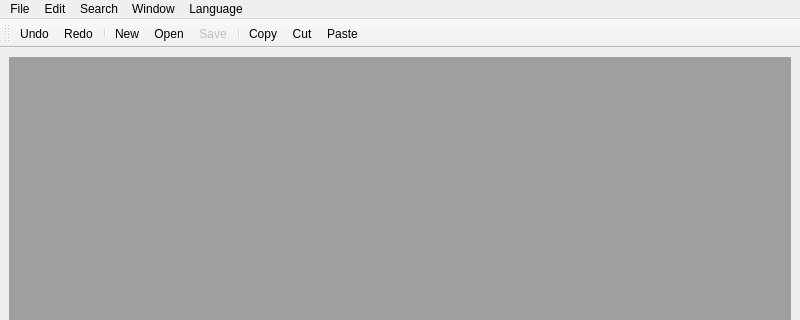
Above: mainwindow.ui from sablikj/rich-text-edit before the change; both pictures show x 0 to 800 and y 0 to 320 of the 800 by 600 pixel window. Below: the same form after it.
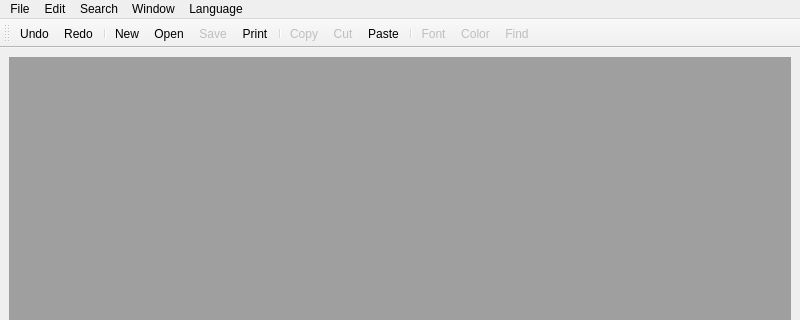
That is the form after the change. Icons and pictures are not drawn.

Commit message: Added font and color options, print functionality

What changed in the file:
```diff
--- a/mainwindow.ui
+++ b/mainwindow.ui
@@ -118,10 +118,15 @@
    <addaction name="actionNew"/>
    <addaction name="actionOpen"/>
    <addaction name="actionSave"/>
+   <addaction name="actionPrint"/>
    <addaction name="separator"/>
    <addaction name="actionCopy"/>
    <addaction name="actionCut"/>
    <addaction name="actionPaste"/>
+   <addaction name="separator"/>
+   <addaction name="actionFont"/>
+   <addaction name="actionColor"/>
+   <addaction name="actionFind"/>
   </widget>
   <action name="actionEnglish">
    <property name="checkable">
@@ -227,6 +232,9 @@
    </property>
   </action>
   <action name="actionCut">
+   <property name="enabled">
+    <bool>false</bool>
+   </property>
    <property name="icon">
     <iconset resource="resources.qrc">
      <normaloff>:/images/cut.png</normaloff>:/images/cut.png</iconset>
@@ -239,6 +247,9 @@
    </property>
   </action>
   <action name="actionCopy">
+   <property name="enabled">
+    <bool>false</bool>
+   </property>
    <property name="icon">
     <iconset resource="resources.qrc">
      <normaloff>:/images/copy.png</normaloff>:/images/copy.png</iconset>
@@ -263,6 +274,13 @@
    </property>
   </action>
   <action name="actionFind">
+   <property name="enabled">
+    <bool>false</bool>
+   </property>
+   <property name="icon">
+    <iconset resource="resources.qrc">
+     <normaloff>:/images/find.png</normaloff>:/images/find.png</iconset>
+   </property>
    <property name="text">
     <string>Find...</string>
    </property>
@@ -275,6 +293,43 @@
   <action name="actionClose_all">
    <property name="text">
     <string>Close all</string>
+   </property>
+   <property name="toolTip">
+    <string>Close all windows</string>
+   </property>
+  </action>
+  <action name="actionFont">
+   <property name="enabled">
+    <bool>false</bool>
+   </property>
+   <property name="icon">
+    <iconset resource="resources.qrc">
+     <normaloff>:/images/font.png</normaloff>:/images/font.png</iconset>
+   </property>
+   <property name="text">
+    <string>Font</string>
+   </property>
+  </action>
+  <action name="actionColor">
+   <property name="enabled">
+    <bool>false</bool>
+   </property>
+   <property name="icon">
+    <iconset resource="resources.qrc">
+     <normaloff>:/images/text_color.png</normaloff>:/images/text_color.png</iconset>
+   </property>
+   <property name="text">
+    <string>Color</string>
+   </property>
+  </action>
+  <action name="actionBackground_Color">
+   <property name="text">
+    <string>Text background</string>
+   </property>
+  </action>
+  <action name="actionWindow_background">
+   <property name="text">
+    <string>Set background</string>
    </property>
   </action>
  </widget>
```
Left out of the diff: 24 changed lines with no effect on the pictures. The commit also changes 8 other files.
